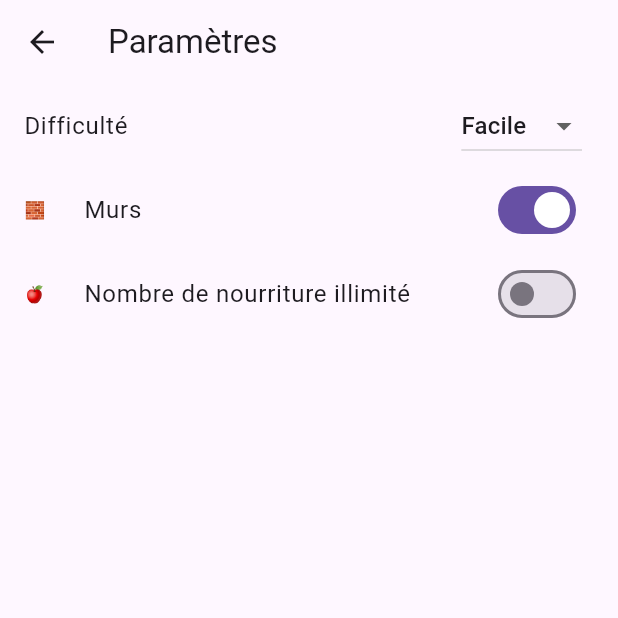
After one commit to araviart/SNAKE_FLUTTER, a Flutter app: the PageParametres screen opened directly, after a tap on "Murs", on a phone screen of 412 x 824 dp, the top half of it. The commit adds this screen. Run offline on Flutter 3.47's test engine with Material 3 defaults, Android fonts, the phone set to English and light mode, and no system bars; our stand-ins replace shared_preferences; missing offline and left inert: dart:ffi; accounts and stored records are empty.

Commit message:
ajout  de la possibilité de mettre en pause/rejouer + fix bugs. on ne lance plus directement la partie quand on clique sur jouer. possibilité de changer les paramètres avec sharedpreferences (parametres pas encore fonctionnels)

```diff
--- /dev/null
+++ b/lib/UI/page_parametres.dart
@@ -0,0 +1,98 @@
+import 'package:flutter/material.dart';
+import 'package:flutter_snake/models/parametres.dart';
+import 'package:provider/provider.dart';
+import 'package:shared_preferences/shared_preferences.dart';
+
+class PageParametres extends StatefulWidget {
+  @override
+  _PageParametresState createState() => _PageParametresState();
+}
+
+class _PageParametresState extends State<PageParametres> {
+  String difficulte = 'Facile';
+  bool mursPresents = false;
+  bool nourritureIllimitee = false;
+
+  Future<void> _saveSettings() async {
+    SharedPreferences prefs = await SharedPreferences.getInstance();
+    await prefs.setString('difficulte', difficulte);
+    await prefs.setBool('mursPresents', mursPresents);
+    await prefs.setBool('nourritureIllimitee', nourritureIllimitee);
+    Provider.of<Parametres>(context, listen: false)
+      ..setDifficulte(difficulte)
+      ..setMursPresents(mursPresents)
+      ..setNourritureIllimitee(nourritureIllimitee);
+  }
+
+  Future<void> _loadSettings() async {
+    SharedPreferences prefs =await SharedPreferences.getInstance();
+    setState(() {
+      difficulte = prefs.getString('difficulte') ?? 'Facile';
+      mursPresents = prefs.getBool('mursPresents') ?? false;
+      nourritureIllimitee = prefs.getBool('nourritureIllimitee') ?? false;
+    });
+  }
+
+  @override
+  void initState() {
+    // TODO: implement initState
+    super.initState();
+    _loadSettings();
+  }
+
+  @override
+  Widget build(BuildContext context) {
+    return Scaffold(
+      appBar: AppBar(
+        title: Text('Paramètres'),
+      ),
+      body: ListView(
+        children: <Widget>[
+          ListTile(
+            title: Text('Difficulté'),
+            trailing: DropdownButton<String>(
+              value: difficulte,
+              onChanged: (String? newValue) {
+                setState(() {
+                  if (newValue != null) {
+                    difficulte = newValue;
+                    _saveSettings();
+                  }
+                });
+              },
+              items: <String>['Facile', 'Moyen', 'Difficile']
+                  .map<DropdownMenuItem<String>>((String value) {
+                return DropdownMenuItem<String>(
+                  value: value,
+                  child: Text(value),
+                );
+              }).toList(),
+            ),
+          ),
+          SwitchListTile(
+            title: Text('Murs'),
+            value: mursPresents,
+            onChanged: (value) {
+              setState(() {
+                mursPresents = value;
+                _saveSettings();
+              });
+            },
+            secondary: const Text('🧱'),
+          ),
+          SwitchListTile(
+            title: Text('Nombre de nourriture illimité'),
+            value: nourritureIllimitee,
+            onChanged: (value) {
+              setState(() {
+                nourritureIllimitee = value;
+                _saveSettings();
+              });
+            },
+            secondary: const Text('🍎'),
+          ),
+        ],
+      ),
+    );
+  }
+}
--- /dev/null
+++ b/lib/models/parametres.dart
@@ -0,0 +1,53 @@
+import 'package:flutter/material.dart';
+import 'package:shared_preferences/shared_preferences.dart';
+
+class Parametres with ChangeNotifier{
+  String difficulte = 'Facile';
+  bool mursPresents = false;
+  bool nourritureIllimitee = false;
+
+  String get getDifficulte => difficulte;
+  bool get getMursPresents => mursPresents;
+  bool get getNourritureIllimitee => nourritureIllimitee;
+
+
+  loadSettings() async {
+    SharedPreferences prefs =await SharedPreferences.getInstance();
+    difficulte = prefs.getString('difficulte') ?? 'Facile';
+    mursPresents = prefs.getBool('mursPresents') ?? false;
+    nourritureIllimitee = prefs.getBool('nourritureIllimitee') ?? false;
+    notifyListeners();
+  }
+
+  setDifficulte(String value) async {
+    SharedPreferences prefs = await SharedPreferences.getInstance();
+    await prefs.setString('difficulte', value);
+    difficulte = value;
+    notifyListeners();
+  }
+
+  setMursPresents(bool value) async {
+    SharedPreferences prefs = await SharedPreferences.getInstance();
+    await prefs.setBool('mursPresents', value);
+    mursPresents = value;
+    notifyListeners();
+  }
+
+  setNourritureIllimitee(bool value) async {
+    SharedPreferences prefs = await SharedPreferences.getInstance();
+    await prefs.setBool('nourritureIllimitee', value);
+    nourritureIllimitee = value;
+    notifyListeners();
+  }
+
+   getCouleurCase({bool isPair = false}) {
+    switch(difficulte){
+      case 'Facile':
+        return isPair ? Colors.lightGreen.shade400 : Colors.lightGreen;
+      case 'Moyen':
+        return isPair ? Colors.green.shade800 : Colors.green.shade900;
+      case 'Difficile':
+        return isPair ? Colors.black87 : Colors.black;
+    }
+  }
+}
--- a/lib/models/snake_model.dart
+++ b/lib/models/snake_model.dart
@@ -49,6 +49,7 @@ class SnakeModel {
     }
 
     if (!gameModel.isInGrid(newX, newY)) {
+      gameModel.isGameRunning = false;
       return true;
     }
 
@@ -82,6 +83,7 @@ class SnakeModel {
         y = oldY;
         displaySnake();
         gameModel.grid[y][x] = GameModel.SNAKE_HEAD;
+        gameModel.isGameRunning = false;
         return true;
       }
     }
--- a/pubspec.yaml
+++ b/pubspec.yaml
@@ -35,6 +35,8 @@ dependencies:
   # The following adds the Cupertino Icons font to your application.
   # Use with the CupertinoIcons class for iOS style icons.
   cupertino_icons: ^1.0.2
+  shared_preferences: ^2.0.8
+  provider: ^6.1.2
 
 dev_dependencies:
   flutter_test:
```
Also changed, not shown: lib/UI/home.dart (+9 -0 lines), lib/UI/snake_page.dart (+111 -16 lines), lib/main.dart (+8 -1 lines), lib/models/game_model.dart (+6 -1 lines), pubspec.lock, 1 other file.
